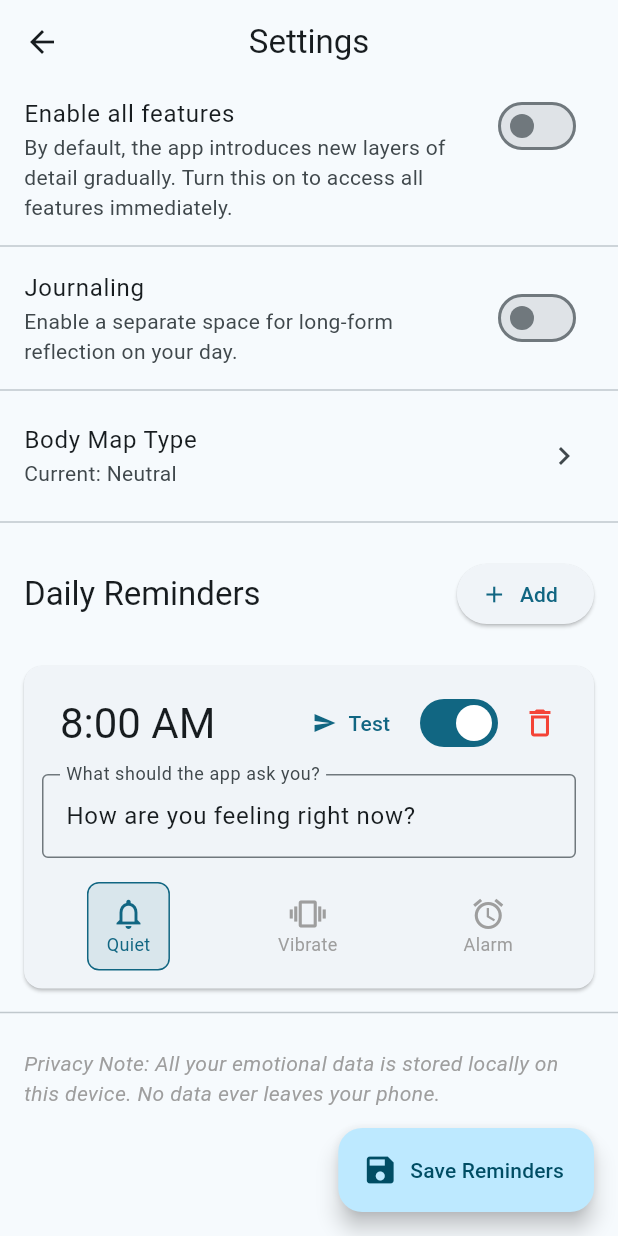
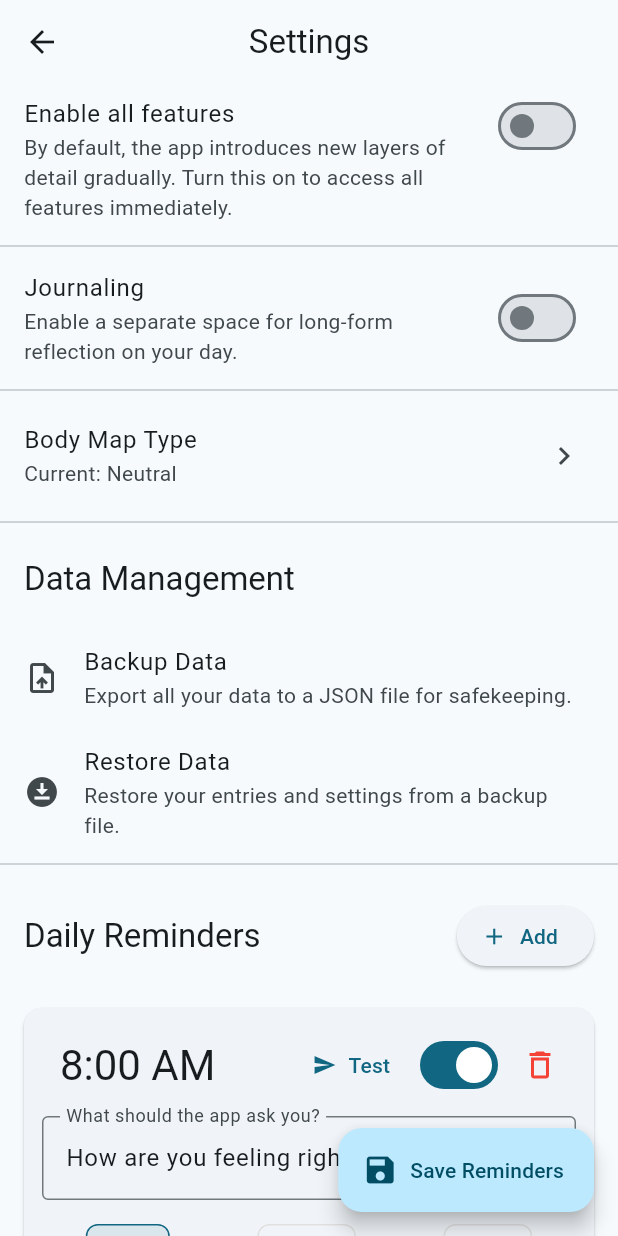
Before and after one commit to AkiTennen/emotion_tracker, a Flutter app: the SettingsScreen screen opened directly, after a tap on "Add", on a phone screen of 412 x 824 dp. Run offline on Flutter 3.47's test engine with Material 3 defaults, Android fonts, the phone set to English and light mode, and no system bars; our stand-ins replace audioplayers, file_picker, flutter_local_notifications, flutter_svg, flutter_timezone, hive_ce_flutter and 3 more; accounts and stored records are empty; project files that could hold a hidden picture were left out.

Commit message:
feat: implemented local back up and restore system for data protability

```diff
--- a/lib/features/add_emotion/add_emotion_screen.dart
+++ b/lib/features/add_emotion/add_emotion_screen.dart
@@ -649,7 +649,7 @@ class BodyMapSmallPreviewPainter extends CustomPainter {
         if (points.isEmpty) continue;
         screenPath.moveTo((points[0][0] * midX) + midX, points[0][1] * size.height);
         for (var i = 1; i < points.length; i++) {
-          screenPath.lineTo((points[0][0] * midX) + midX, points[0][1] * size.height);
+          screenPath.lineTo((points[i][0] * midX) + midX, points[i][1] * size.height);
         }
         canvas.drawPath(screenPath, paint);
       }
--- a/lib/features/settings/settings_screen.dart
+++ b/lib/features/settings/settings_screen.dart
@@ -2,6 +2,7 @@ import 'package:flutter/material.dart';
 import 'package:flutter_svg/flutter_svg.dart';
 import '../../services/settings_service.dart';
 import '../../services/reminder_service.dart';
+import '../../services/backup_service.dart';
 
 class SettingsScreen extends StatefulWidget {
   const SettingsScreen({super.key});
@@ -20,12 +21,17 @@ class _SettingsScreenState extends State<SettingsScreen> {
     super.initState();
     _loadReminders();
     _currentBodyType = SettingsService.getBodyType();
-    // Proactively request permissions for background alarms
     ReminderService.requestPermissions();
   }
 
   void _loadReminders() {
     _reminders = SettingsService.getReminders();
+    // Clean up old controllers
+    for (var c in _controllers) {
+      c.dispose();
+    }
+    _controllers.clear();
+
     for (var reminder in _reminders) {
       _controllers.add(TextEditingController(text: reminder.message));
     }
@@ -69,6 +75,7 @@ class _SettingsScreenState extends State<SettingsScreen> {
         time: const TimeOfDay(hour: 8, minute: 0),
         alertType: AlertType.quiet,
         message: 'How are you feeling right now?',
+        isEnabled: true,
       );
       _reminders.add(newReminder);
       _controllers.add(TextEditingController(text: newReminder.message));
@@ -162,7 +169,6 @@ class _SettingsScreenState extends State<SettingsScreen> {
                     }).toList(),
                   ),
                   const SizedBox(height: 16),
-                  // PREVIEW SVGS
                   Container(
                     height: 200,
                     decoration: BoxDecoration(
@@ -216,6 +222,63 @@ class _SettingsScreenState extends State<SettingsScreen> {
     );
   }
 
+  void _handleBackup() async {
+    try {
+      await BackupService.exportBackup();
+      if (mounted) {
+        ScaffoldMessenger.of(context).showSnackBar(
+          const SnackBar(content: Text('Backup created successfully')),
+        );
+      }
+    } catch (e) {
+      if (mounted) {
+        ScaffoldMessenger.of(context).showSnackBar(
+          SnackBar(content: Text('Backup failed: $e')),
+        );
+      }
+    }
+  }
+
+  void _handleRestore() async {
+    final bool? confirm = await showDialog<bool>(
+      context: context,
+      builder: (context) => AlertDialog(
+        title: const Text('Restore data?'),
+        content: const Text(
+          'This will replace all your current entries and settings with the data from the backup file. This cannot be undone.',
+        ),
+        actions: [
+          TextButton(onPressed: () => Navigator.pop(context, false), child: const Text('Cancel')),
+          TextButton(
+            onPressed: () => Navigator.pop(context, true),
+            child: const Text('Restore', style: TextStyle(color: Colors.red)),
+          ),
+        ],
+      ),
+    );
+
+    if (confirm != true) return;
+
+    try {
+      final success = await BackupService.importBackup();
+      if (mounted && success) {
+        ScaffoldMessenger.of(context).showSnackBar(
+          const SnackBar(content: Text('Data restored successfully')),
+        );
+        _loadReminders();
+        setState(() {
+          _currentBodyType = SettingsService.getBodyType();
+        });
+      }
+    } catch (e) {
+      if (mounted) {
+        ScaffoldMessenger.of(context).showSnackBar(
+          SnackBar(content: Text('Restore failed: $e')),
+        );
+      }
+    }
+  }
+
   @override
   Widget build(BuildContext context) {
     return Scaffold(
@@ -261,6 +324,25 @@ class _SettingsScreenState extends State<SettingsScreen> {
             onTap: _showBodyTypePicker,
           ),
           const Divider(),
+
+          Padding(
+            padding: const EdgeInsets.all(16.0),
+            child: Text('Data Management', style: Theme.of(context).textTheme.titleLarge),
+          ),
+          ListTile(
+            leading: const Icon(Icons.upload_file),
+            title: const Text('Backup Data'),
+            subtitle: const Text('Export all your data to a JSON file for safekeeping.'),
+            onTap: _handleBackup,
+          ),
+          ListTile(
+            leading: const Icon(Icons.download_for_offline),
+            title: const Text('Restore Data'),
+            subtitle: const Text('Restore your entries and settings from a backup file.'),
+            onTap: _handleRestore,
+          ),
+          const Divider(),
+
           Padding(
             padding: const EdgeInsets.all(16.0),
             child: Row(
@@ -333,7 +415,6 @@ class _SettingsScreenState extends State<SettingsScreen> {
                           onPressed: () {
                             setState(() {
                               _reminders.removeAt(index);
-                              _controllers[index].dispose();
                               _controllers.removeAt(index);
                             });
                           },
@@ -356,7 +437,8 @@ class _SettingsScreenState extends State<SettingsScreen> {
                           label: 'Quiet',
                           icon: Icons.notifications_none,
                           isSelected: reminder.alertType == AlertType.quiet,
-                          onTap: () => setState(() {
+                          onTap: () {
+                            setState(() {
                               _reminders[index] = Reminder(
                                 id: reminder.id,
                                 time: reminder.time,
@@ -364,13 +446,15 @@ class _SettingsScreenState extends State<SettingsScreen> {
                                 message: reminder.message,
                                 isEnabled: reminder.isEnabled,
                               );
-                          }),
+                            });
+                          },
                         ),
                         _AlertOption(
                           label: 'Vibrate',
                           icon: Icons.vibration,
                           isSelected: reminder.alertType == AlertType.vibrate,
-                          onTap: () => setState(() {
+                          onTap: () {
+                            setState(() {
                               _reminders[index] = Reminder(
                                 id: reminder.id,
                                 time: reminder.time,
@@ -378,13 +462,15 @@ class _SettingsScreenState extends State<SettingsScreen> {
                                 message: reminder.message,
                                 isEnabled: reminder.isEnabled,
                               );
-                          }),
+                            });
+                          },
                         ),
                         _AlertOption(
                           label: 'Alarm',
                           icon: Icons.alarm,
                           isSelected: reminder.alertType == AlertType.alarm,
-                          onTap: () => setState(() {
+                          onTap: () {
+                            setState(() {
                               _reminders[index] = Reminder(
                                 id: reminder.id,
                                 time: reminder.time,
@@ -392,7 +478,8 @@ class _SettingsScreenState extends State<SettingsScreen> {
                                 message: reminder.message,
                                 isEnabled: reminder.isEnabled,
                               );
-                          }),
+                            });
+                          },
                         ),
                         if (reminder.alertType == AlertType.alarm)
                           IconButton(
@@ -432,6 +519,7 @@ class _AlertOption extends StatelessWidget {
   final VoidCallback onTap;
 
   const _AlertOption({
+    super.key,
     required this.label,
     required this.icon,
     required this.isSelected,
@@ -440,24 +528,35 @@ class _AlertOption extends StatelessWidget {
 
   @override
   Widget build(BuildContext context) {
-    return InkWell(
+    return Material( // Added Material to ensure touch effects
+      color: Colors.transparent,
+      child: InkWell(
         onTap: onTap,
         borderRadius: BorderRadius.circular(8),
         child: Container(
           padding: const EdgeInsets.symmetric(horizontal: 12, vertical: 8),
           decoration: BoxDecoration(
-          color: isSelected ? Theme.of(context).primaryColor.withOpacity(0.1) : null,
-          border: isSelected ? Border.all(color: Theme.of(context).primaryColor) : null,
+            color: isSelected ? Theme.of(context).primaryColor.withOpacity(0.1) : Colors.transparent,
+            border: Border.all(
+              color: isSelected ? Theme.of(context).primaryColor : Colors.grey.shade300,
+              width: 1,
+            ),
             borderRadius: BorderRadius.circular(8),
           ),
           child: Column(
             children: [
               Icon(icon, color: isSelected ? Theme.of(context).primaryColor : Colors.grey),
-            Text(label, style: TextStyle(
+              const SizedBox(height: 4),
+              Text(
+                label,
+                style: TextStyle(
                   fontSize: 12,
+                  fontWeight: isSelected ? FontWeight.bold : FontWeight.normal,
                   color: isSelected ? Theme.of(context).primaryColor : Colors.grey,
-            )),
+                ),
+              ),
             ],
+          ),
         ),
       ),
     );
--- /dev/null
+++ b/lib/services/backup_service.dart
@@ -0,0 +1,161 @@
+import 'dart:convert';
+import 'dart:io';
+import 'dart:typed_data';
+import 'package:file_picker/file_picker.dart';
+import 'package:hive_ce_flutter/hive_ce_flutter.dart';
+import 'package:intl/intl.dart';
+import 'package:path_provider/path_provider.dart';
+import 'package:share_plus/share_plus.dart';
+import 'database_service.dart';
+import 'settings_service.dart';
+
+class BackupService {
+  static const int currentBackupVersion = 1;
+
+  /// Bundles all database data into a single JSON map.
+  static Future<Map<String, dynamic>> _createDataBundle() async {
+    final Map<String, dynamic> bundle = {
+      'metadata': {
+        'version': currentBackupVersion,
+        'timestamp': DateTime.now().toIso8601String(),
+        'app_name': 'Emotion Tracker',
+      },
+      'data': {
+        'emotion_entries': Hive.box(DatabaseService.entriesBoxName).values.toList(),
+        'emotion_revisions': Hive.box(DatabaseService.revisionsBoxName).values.toList(),
+        'journals': Hive.box(DatabaseService.journalsBoxName).values.toList(),
+        'journal_revisions': Hive.box(DatabaseService.journalRevisionsBoxName).values.toList(),
+        'custom_emotions': Map.fromEntries(
+          Hive.box(DatabaseService.customEmotionsBoxName).keys.map(
+            (key) => MapEntry(key.toString(), Hive.box(DatabaseService.customEmotionsBoxName).get(key))
+          )
+        ),
+        'settings': Map.fromEntries(
+          Hive.box(SettingsService.settingsBoxName).keys.map(
+            (key) => MapEntry(key.toString(), Hive.box(SettingsService.settingsBoxName).get(key))
+          )
+        ),
+      }
+    };
+    return bundle;
+  }
+
+  /// Exports the data bundle to a JSON file.
+  static Future<void> exportBackup() async {
+    try {
+      final bundle = await _createDataBundle();
+      final jsonString = jsonEncode(bundle);
+      final Uint8List bytes = utf8.encode(jsonString); // Convert string to bytes
+
+      final dateStr = DateFormat('yyyy_MM_dd_HHmm').format(DateTime.now());
+      final fileName = 'emotion_tracker_backup_$dateStr.json';
+
+      // 1. Try letting the user pick a save location
+      // Note: On Android/iOS, providing 'bytes' is mandatory for this method.
+      String? outputPath = await FilePicker.platform.saveFile(
+        dialogTitle: 'Select where to save your backup',
+        fileName: fileName,
+        type: FileType.custom,
+        allowedExtensions: ['json'],
+        bytes: bytes,
+      );
+
+      // On mobile, if outputPath is not null, the plugin has already saved the file using the bytes provided.
+      if (outputPath == null) {
+        // User cancelled the "Save As" dialog. We can optionally fall back to Share if preferred,
+        // but usually, a cancel means the user changed their mind.
+        // For now, we'll do nothing on cancel to stay "calm".
+      }
+    } catch (e) {
+      // If saveFile is not supported on this platform/version, fallback to Share.
+      final directory = await getTemporaryDirectory();
+      final dateStr = DateFormat('yyyy_MM_dd_HHmm').format(DateTime.now());
+      final filePath = '${directory.path}/emotion_tracker_backup_$dateStr.json';
+      final file = File(filePath);
+      await file.writeAsString(jsonEncode(await _createDataBundle()));
+
+      await Share.shareXFiles([XFile(filePath)], text: 'Emotion Tracker Data Backup');
+    }
+  }
+
+  /// Opens a file picker, reads the JSON backup, and restores the database.
+  static Future<bool> importBackup() async {
+    try {
+      FilePickerResult? result = await FilePicker.platform.pickFiles(
+        type: FileType.custom,
+        allowedExtensions: ['json'],
+      );
+
+      if (result == null || result.files.single.path == null) return false;
+
+      final file = File(result.files.single.path!);
+      final jsonString = await file.readAsString();
+      final Map<String, dynamic> bundle = jsonDecode(jsonString);
+
+      if (bundle['metadata'] == null || bundle['metadata']['app_name'] != 'Emotion Tracker') {
+        throw Exception('Invalid backup file');
+      }
+
+      final data = bundle['data'] as Map<String, dynamic>;
+
+      await _clearAllData();
+
+      // Restore Emotions
+      final entriesBox = Hive.box(DatabaseService.entriesBoxName);
+      final entries = data['emotion_entries'] as List;
+      for (var entry in entries) {
+        final map = Map<String, dynamic>.from(entry as Map);
+        await entriesBox.put(map['id'], map);
+      }
+
+      // Restore Emotion Revisions
+      final revBox = Hive.box(DatabaseService.revisionsBoxName);
+      final revs = data['emotion_revisions'] as List;
+      for (var rev in revs) {
+        await revBox.add(Map<String, dynamic>.from(rev as Map));
+      }
+
+      // Restore Journals
+      final journalBox = Hive.box(DatabaseService.journalsBoxName);
+      final journals = data['journals'] as List;
+      for (var j in journals) {
+        final map = Map<String, dynamic>.from(j as Map);
+        await journalBox.put(map['id'], map);
+      }
+
+      // Restore Journal Revisions
+      final journalRevBox = Hive.box(DatabaseService.journalRevisionsBoxName);
+      final jRevs = data['journal_revisions'] as List;
+      for (var jr in jRevs) {
+        await journalRevBox.add(Map<String, dynamic>.from(jr as Map));
+      }
+
+      // Restore Custom Emotions
+      final customBox = Hive.box(DatabaseService.customEmotionsBoxName);
+      final customEmotions = data['custom_emotions'] as Map;
+      for (var key in customEmotions.keys) {
+        await customBox.put(key, customEmotions[key]);
+      }
+
+      // Restore Settings
+      final settingsBox = Hive.box(SettingsService.settingsBoxName);
+      final settings = data['settings'] as Map;
+      for (var key in settings.keys) {
+        await settingsBox.put(key, settings[key]);
+      }
+
+      return true;
+    } catch (e) {
+      rethrow;
+    }
+  }
+
+  static Future<void> _clearAllData() async {
+    await Hive.box(DatabaseService.entriesBoxName).clear();
+    await Hive.box(DatabaseService.revisionsBoxName).clear();
+    await Hive.box(DatabaseService.journalsBoxName).clear();
+    await Hive.box(DatabaseService.journalRevisionsBoxName).clear();
+    await Hive.box(DatabaseService.customEmotionsBoxName).clear();
+    await Hive.box(SettingsService.settingsBoxName).clear();
+  }
+}
--- a/pubspec.yaml
+++ b/pubspec.yaml
@@ -34,6 +34,10 @@ dependencies:
   # SVG Support
   flutter_svg: ^2.0.10+1
 
+  # FILE MANAGEMENT FOR BACKUP/RESTORE
+  file_picker: ^8.1.7
+  share_plus: ^10.1.4
+
 dev_dependencies:
   flutter_test:
     sdk: flutter
```
Also changed, not shown: pubspec.lock, 5 other files. Lines whose indentation alone changed are shown as unchanged.
